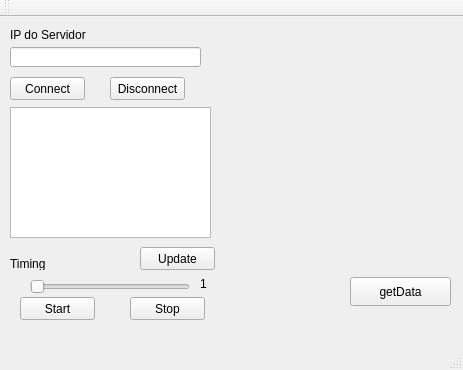
Old version of the form QtTcpClientConsumer/mainwindow.ui in the repository LislenyTorquato/Projeto-3.
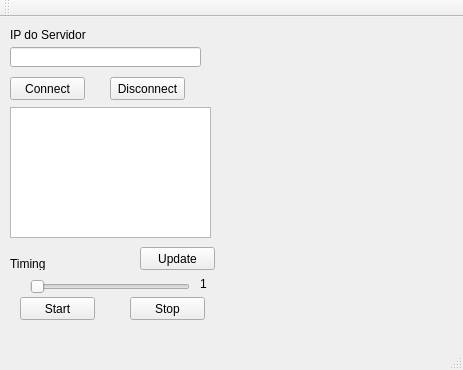
New version of the form. Custom widgets are drawn as their Qt base class.

What changed in the file:
```diff
--- a/QtTcpClientConsumer/mainwindow.ui
+++ b/QtTcpClientConsumer/mainwindow.ui
@@ -14,19 +14,6 @@
    <string>MainWindow</string>
   </property>
   <widget class="QWidget" name="centralWidget">
-   <widget class="QPushButton" name="pushButtonGet">
-    <property name="geometry">
-     <rect>
-      <x>350</x>
-      <y>260</y>
-      <width>101</width>
-      <height>29</height>
-     </rect>
-    </property>
-    <property name="text">
-     <string>getData</string>
-    </property>
-   </widget>
    <widget class="QLineEdit" name="lineEditIPdoServidor">
     <property name="geometry">
      <rect>
```
